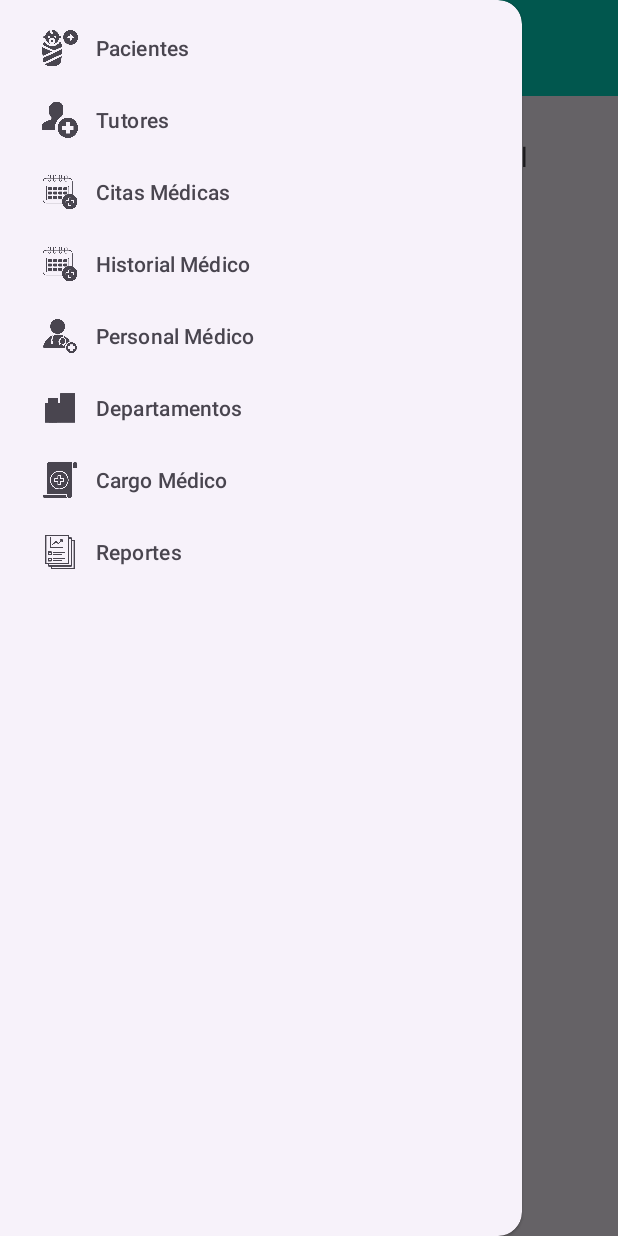
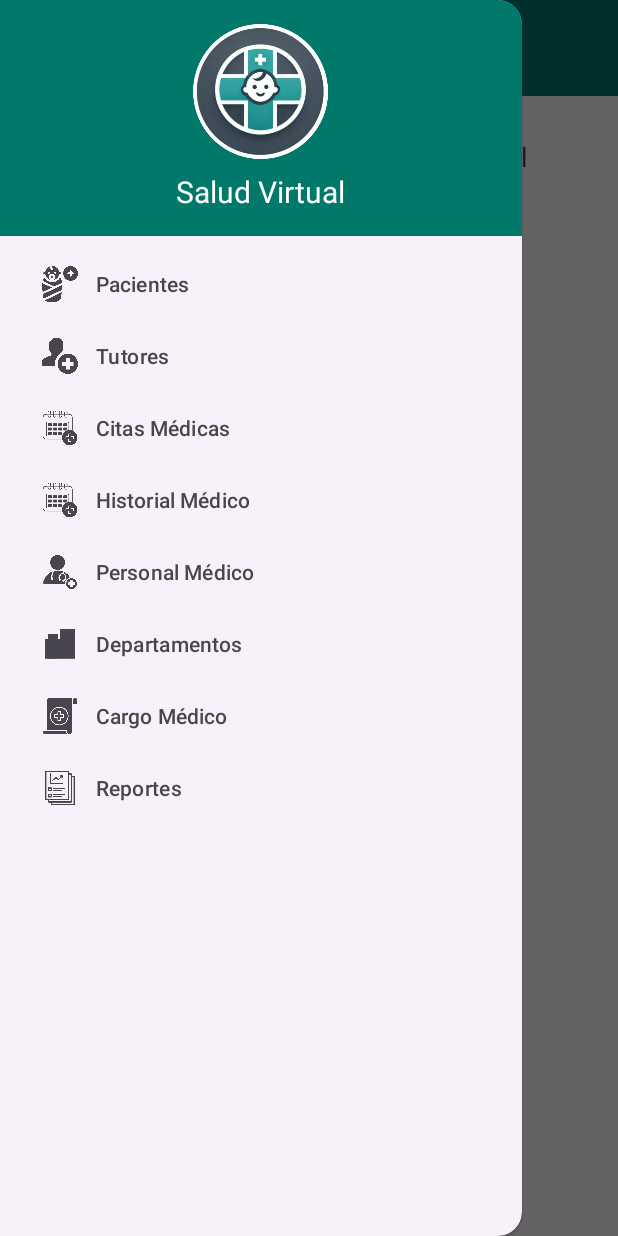
Before and after one commit to doomii18/PlataformaMovil_SaludVirtual, an Android app: the MenuActivity screen opened directly, with no data from a screen before it, with the side drawer open, on a phone screen of 412 x 824 dp. Run offline under Robolectric (Android 15) with nearby library versions, the phone set to English and light mode, and no system bars.

Commit message:
Commit #10 Diseño del menu
Nuevo layout, nav_header para la personalizacion del menu lateral con logo y nombre de empresa correspondiente.

```diff
--- a/app/src/main/res/layout/activity_menu.xml
+++ b/app/src/main/res/layout/activity_menu.xml
@@ -16,9 +16,10 @@
             android:id="@+id/toolbar"
             android:layout_width="match_parent"
             android:layout_height="?attr/actionBarSize"
-            android:background="@color/colorAccent"
-            app:title="Salud Virtual"
-            app:navigationIcon="@drawable/menu" />
+            android:background="@color/teal_700"
+
+            app:navigationIcon="@drawable/menu"
+            app:title="Salud Virtual" />
 
         <FrameLayout
             android:id="@+id/contentFrame"
@@ -32,5 +33,6 @@
         android:layout_width="wrap_content"
         android:layout_height="match_parent"
         android:layout_gravity="start"
+        app:headerLayout="@layout/nav_header"
         app:menu="@menu/drawer_menu" />
 </androidx.drawerlayout.widget.DrawerLayout>
--- /dev/null
+++ b/app/src/main/res/layout/nav_header.xml
@@ -0,0 +1,26 @@
+<?xml version="1.0" encoding="utf-8"?>
+<LinearLayout xmlns:android="http://schemas.android.com/apk/res/android"
+    android:layout_width="match_parent"
+    android:layout_height="wrap_content"
+    android:background="@color/teal_700"
+    android:orientation="vertical"
+    android:padding="16dp">
+
+    <ImageView
+        android:id="@+id/logoImageView"
+        android:layout_width="150dp"
+        android:layout_height="90dp"
+        android:layout_gravity="center"
+        android:contentDescription="@string/app_name"
+        android:src="@drawable/logo" />
+
+    <TextView
+        android:id="@+id/companyNameTextView"
+        android:layout_width="wrap_content"
+        android:layout_height="wrap_content"
+        android:layout_gravity="center"
+        android:layout_marginTop="8dp"
+        android:text="Salud Virtual"
+        android:textColor="@android:color/white"
+        android:textSize="20sp" />
+</LinearLayout>
```
